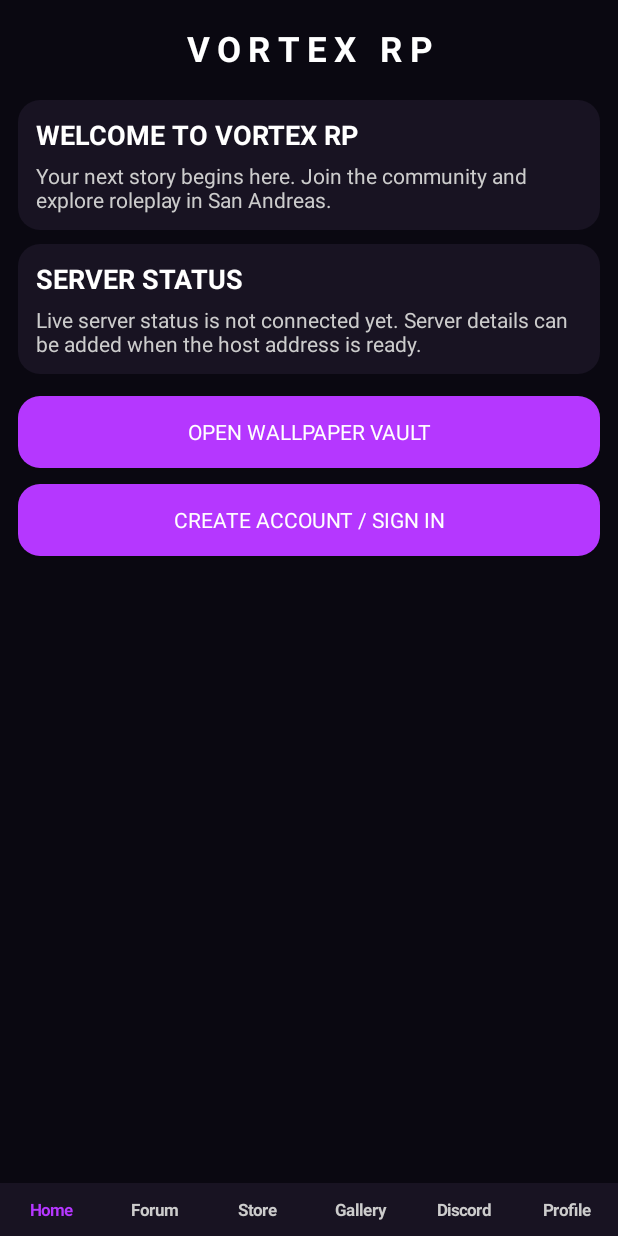
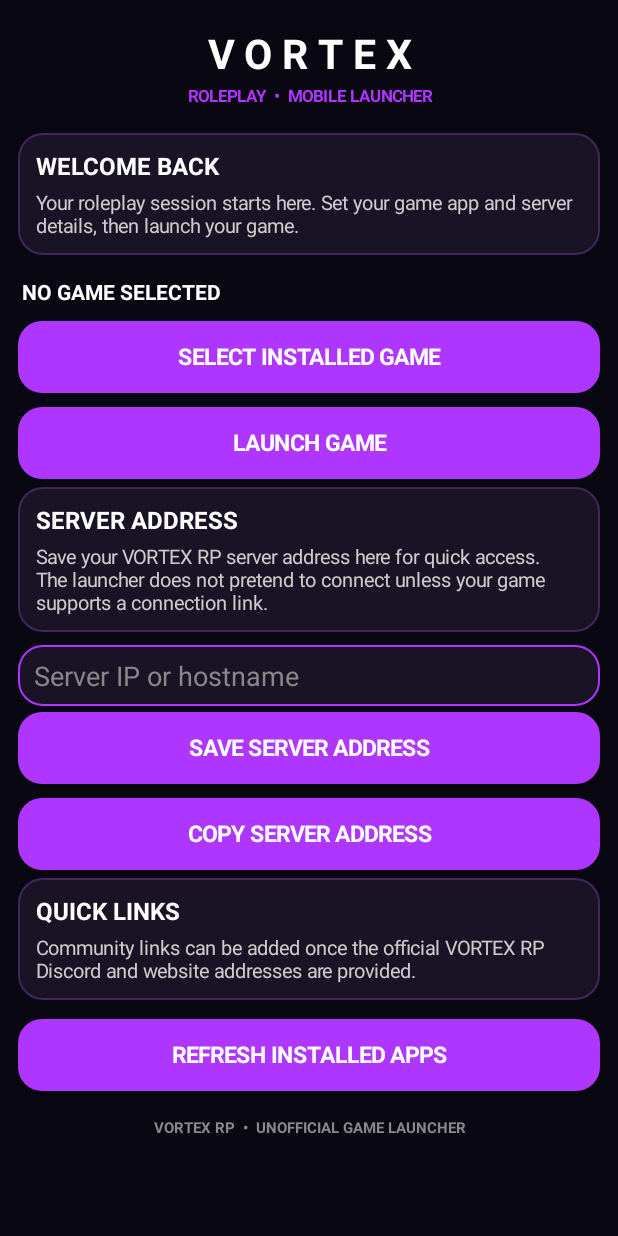
Before and after one commit to shaandri2-rgb/Vortex-RP-mobile-app, an Android app: the screen it shows after launch (MainActivity), on a phone screen of 412 x 824 dp. Run offline under Robolectric (Android 15) with nearby library versions, the phone set to English and light mode, and no system bars.

Commit message:
Replace demo with VORTEX RP game launcher

```diff
--- a/app/src/main/java/com/vortexrp/mobile/MainActivity.java
+++ b/app/src/main/java/com/vortexrp/mobile/MainActivity.java
@@ -2,219 +2,217 @@ package com.vortexrp.mobile;
 
 import android.app.Activity;
 import android.os.Bundle;
-import android.os.Build;
-import android.graphics.Bitmap;
-import android.graphics.BitmapFactory;
+import android.content.Intent;
+import android.content.SharedPreferences;
+import android.content.pm.ResolveInfo;
 import android.graphics.Color;
 import android.graphics.Typeface;
 import android.graphics.drawable.GradientDrawable;
-import android.content.ContentValues;
-import android.provider.MediaStore;
 import android.view.Gravity;
 import android.widget.*;
-import java.io.InputStream;
-import java.io.OutputStream;
+import java.util.ArrayList;
+import java.util.Collections;
+import java.util.Comparator;
+import java.util.List;
 
 public class MainActivity extends Activity {
-    private LinearLayout root, content, nav;
-    private final int bg = Color.rgb(10, 8, 17);
-    private final int panel = Color.rgb(24, 19, 34);
-    private final int purple = Color.rgb(181, 55, 255);
-    private int wallpaperIndex = 1;
-    private static final int WALLPAPER_COUNT = 11;
-    private ImageView wallpaperPreview;
-    private TextView wallpaperCounter;
+    private final int bg = Color.rgb(9, 7, 17);
+    private final int panel = Color.rgb(25, 19, 37);
+    private final int purple = Color.rgb(174, 54, 255);
+    private final int red = Color.rgb(255, 48, 89);
+    private LinearLayout content;
+    private EditText serverInput;
+    private TextView selectedGame;
+    private String selectedPackage;
+    private SharedPreferences prefs;
 
     @Override public void onCreate(Bundle state) {
         super.onCreate(state);
+        prefs = getSharedPreferences("vortex_launcher", MODE_PRIVATE);
+        selectedPackage = prefs.getString("game_package", "");
         getWindow().setStatusBarColor(bg);
         getWindow().setNavigationBarColor(bg);
-        root = new LinearLayout(this);
+
+        LinearLayout root = new LinearLayout(this);
         root.setOrientation(LinearLayout.VERTICAL);
         root.setBackgroundColor(bg);
         setContentView(root);
 
-        TextView brand = new TextView(this);
-        brand.setText("V O R T E X   R P");
-        brand.setTextColor(Color.WHITE);
-        brand.setTextSize(23);
-        brand.setTypeface(Typeface.DEFAULT, Typeface.BOLD);
-        brand.setGravity(Gravity.CENTER);
-        brand.setPadding(12, 25, 12, 18);
-        root.addView(brand);
+        TextView header = text("V O R T E X", 27, Color.WHITE, true);
+        header.setGravity(Gravity.CENTER);
+        header.setPadding(12, 26, 12, 4);
+        root.addView(header);
+        TextView sub = text("ROLEPLAY  •  MOBILE LAUNCHER", 11, purple, true);
+        sub.setGravity(Gravity.CENTER);
+        sub.setPadding(0, 0, 0, 18);
+        root.addView(sub);
 
         ScrollView scroll = new ScrollView(this);
         content = new LinearLayout(this);
         content.setOrientation(LinearLayout.VERTICAL);
-        content.setPadding(18, 10, 18, 20);
+        content.setPadding(18, 8, 18, 26);
         scroll.addView(content);
         root.addView(scroll, new LinearLayout.LayoutParams(-1, 0, 1));
-
-        nav = new LinearLayout(this);
-        nav.setBackgroundColor(panel);
-        nav.setGravity(Gravity.CENTER);
-        root.addView(nav);
-        show("Home");
+        showHome();
     }
 
-    private TextView text(String value, int size, int color, boolean bold) {
+    private TextView text(String s, int size, int color, boolean bold) {
         TextView t = new TextView(this);
-        t.setText(value); t.setTextSize(size); t.setTextColor(color);
+        t.setText(s); t.setTextSize(size); t.setTextColor(color);
         if (bold) t.setTypeface(Typeface.DEFAULT, Typeface.BOLD);
         return t;
     }
 
-    private GradientDrawable shape(int color) {
+    private GradientDrawable shape(int color, int stroke) {
         GradientDrawable d = new GradientDrawable();
-        d.setColor(color); d.setCornerRadius(22); return d;
+        d.setColor(color); d.setCornerRadius(24);
+        if (stroke != 0) d.setStroke(2, stroke);
+        return d;
     }
 
     private void card(String title, String body) {
         LinearLayout box = new LinearLayout(this);
         box.setOrientation(LinearLayout.VERTICAL);
         box.setPadding(18, 16, 18, 16);
-        box.setBackground(shape(panel));
-        TextView h = text(title, 18, Color.WHITE, true);
-        TextView b = text(body, 14, Color.LTGRAY, false);
-        b.setPadding(0, 8, 0, 0);
+        box.setBackground(shape(panel, Color.rgb(67, 39, 91)));
+        TextView h = text(title, 16, Color.WHITE, true);
+        TextView b = text(body, 13, Color.LTGRAY, false);
+        b.setPadding(0, 7, 0, 0);
         box.addView(h); box.addView(b);
         LinearLayout.LayoutParams p = new LinearLayout.LayoutParams(-1, -2);
-        p.setMargins(0, 0, 0, 14);
+        p.setMargins(0, 0, 0, 13);
         content.addView(box, p);
     }
 
-    private Button makeButton(String label, Runnable action) {
+    private Button button(String label, Runnable action) {
         Button b = new Button(this);
         b.setText(label); b.setTextColor(Color.WHITE);
-        b.setBackground(shape(purple));
+        b.setAllCaps(false);
+        b.setTextSize(15);
+        b.setTypeface(Typeface.DEFAULT, Typeface.BOLD);
+        b.setBackground(shape(purple, 0));
         b.setOnClickListener(v -> action.run());
+        LinearLayout.LayoutParams p = new LinearLayout.LayoutParams(-1, -2);
+        p.setMargins(0, 6, 0, 8);
+        content.addView(b, p);
         return b;
     }
 
-    private void button(String label, Runnable action) {
-        Button b = makeButton(label, action);
-        LinearLayout.LayoutParams p = new LinearLayout.LayoutParams(-1, -2);
-        p.setMargins(0, 8, 0, 8);
-        content.addView(b, p);
+    private void showHome() {
+        content.removeAllViews();
+        card("WELCOME BACK", "Your roleplay session starts here. Set your game app and server details, then launch your game.");
+        selectedGame = text("", 14, Color.WHITE, true);
+        selectedGame.setPadding(4, 9, 4, 9);
+        content.addView(selectedGame);
+        refreshSelectedGame();
+        button("SELECT INSTALLED GAME", this::chooseGame);
+        button("LAUNCH GAME", this::launchGame);
+
+        card("SERVER ADDRESS", "Save your VORTEX RP server address here for quick access. The launcher does not pretend to connect unless your game supports a connection link.");
+        serverInput = new EditText(this);
+        serverInput.setSingleLine(true);
+        serverInput.setTextColor(Color.WHITE);
+        serverInput.setHintTextColor(Color.GRAY);
+        serverInput.setHint("Server IP or hostname");
+        serverInput.setText(prefs.getString("server_address", ""));
+        serverInput.setPadding(16, 12, 16, 12);
+        serverInput.setBackground(shape(panel, purple));
+        content.addView(serverInput, new LinearLayout.LayoutParams(-1, -2));
+        button("SAVE SERVER ADDRESS", () -> {
+            String address = serverInput.getText().toString().trim();
+            prefs.edit().putString("server_address", address).apply();
+            Toast.makeText(this, address.isEmpty() ? "Server address cleared" : "Server address saved", Toast.LENGTH_SHORT).show();
+        });
+        button("COPY SERVER ADDRESS", () -> {
+            String address = serverInput.getText().toString().trim();
+            if (address.isEmpty()) {
+                Toast.makeText(this, "Enter a server address first.", Toast.LENGTH_SHORT).show();
+                return;
+            }
+            android.content.ClipboardManager clipboard = (android.content.ClipboardManager)getSystemService(CLIPBOARD_SERVICE);
+            clipboard.setPrimaryClip(android.content.ClipData.newPlainText("VORTEX RP server", address));
+            Toast.makeText(this, "Server address copied.", Toast.LENGTH_SHORT).show();
+        });
+        card("QUICK LINKS", "Community links can be added once the official VORTEX RP Discord and website addresses are provided.");
+        button("REFRESH INSTALLED APPS", this::chooseGame);
+        TextView footer = text("VORTEX RP  •  UNOFFICIAL GAME LAUNCHER", 10, Color.GRAY, true);
+        footer.setGravity(Gravity.CENTER);
+        footer.setPadding(0, 18, 0, 6);
+        content.addView(footer);
     }
 
-    private void show(String page) {
-        content.removeAllViews(); nav.removeAllViews();
-        if (page.equals("Home")) {
-            card("WELCOME TO VORTEX RP", "Your next story begins here. Join the community and explore roleplay in San Andreas.");
-            card("SERVER STATUS", "Live server status is not connected yet. Server details can be added when the host address is ready.");
-            button("OPEN WALLPAPER VAULT", () -> show("Gallery"));
-            button("CREATE ACCOUNT / SIGN IN", () -> show("Profile"));
-        } else if (page.equals("Forum")) {
-            card("COMMUNITY FORUM", "Forum posts need a secure online backend before members can publish and sync discussions.");
-        } else if (page.equals("Store")) {
-            card("VORTEX STORE", "VIP packages and in-game products will appear after secure store and payment integration.");
-            card("PAYMENTS DISABLED", "This build does not collect payment details or process purchases.");
-        } else if (page.equals("Gallery")) {
-            showGallery();
-        } else if (page.equals("Discord")) {
-            card("JOIN DISCORD", "The official invite link has not been configured in this build yet.");
+    private void refreshSelectedGame() {
+        if (selectedGame == null) return;
+        if (selectedPackage == null || selectedPackage.isEmpty()) {
+            selectedGame.setText("NO GAME SELECTED");
+            return;
+        }
+        Intent launch = getPackageManager().getLaunchIntentForPackage(selectedPackage);
+        if (launch == null) {
+            selectedGame.setText("SELECTED GAME IS NOT INSTALLED");
+            selectedPackage = "";
+            prefs.edit().remove("game_package").apply();
         } else {
-            card("PLAYER PROFILE", "Account creation and sign-in require a secure backend. No passwords are stored in this app.");
-            button("SIGN IN", () -> Toast.makeText(this, "Account service is not connected yet.", Toast.LENGTH_SHORT).show());
-            button("REGISTER", () -> Toast.makeText(this, "Account service is not connected yet.", Toast.LENGTH_SHORT).show());
-        }
-
-        String[] pages = {"Home", "Forum", "Store", "Gallery", "Discord", "Profile"};
-        for (String item : pages) {
-            TextView t = text(item, 11, item.equals(page) ? purple : Color.LTGRAY, true);
-            t.setGravity(Gravity.CENTER);
-            t.setPadding(3, 15, 3, 15);
-            t.setOnClickListener(v -> show(item));
-            nav.addView(t, new LinearLayout.LayoutParams(0, -2, 1));
+            CharSequence label = getPackageManager().getApplicationLabel(
+                getPackageManager().getApplicationInfo(selectedPackage, 0));
+            selectedGame.setText("SELECTED GAME  •  " + label);
         }
     }
 
-    private void showGallery() {
-        card("VORTEX WALLPAPER VAULT", "11 high-resolution wallpapers are included offline. Browse them and save your favourites to your phone.");
-        wallpaperPreview = new ImageView(this);
-        wallpaperPreview.setScaleType(ImageView.ScaleType.CENTER_CROP);
-        wallpaperPreview.setBackground(shape(panel));
-        int previewHeight = (int)(getResources().getDisplayMetrics().heightPixels * 0.43f);
-        LinearLayout.LayoutParams imageParams = new LinearLayout.LayoutParams(-1, previewHeight);
-        imageParams.setMargins(0, 0, 0, 10);
-        content.addView(wallpaperPreview, imageParams);
-
-        wallpaperCounter = text("", 14, Color.LTGRAY, true);
-        wallpaperCounter.setGravity(Gravity.CENTER);
-        content.addView(wallpaperCounter);
-
-        LinearLayout controls = new LinearLayout(this);
-        controls.setOrientation(LinearLayout.HORIZONTAL);
-        Button previous = makeButton("PREVIOUS", () -> changeWallpaper(-1));
-        Button next = makeButton("NEXT", () -> changeWallpaper(1));
-        LinearLayout.LayoutParams half = new LinearLayout.LayoutParams(0, -2, 1);
-        half.setMargins(3, 5, 3, 5);
-        controls.addView(previous, half);
-        controls.addView(next, half);
-        content.addView(controls);
-        button("SAVE WALLPAPER TO PHONE", this::saveWallpaper);
-        displayWallpaper();
+    private void chooseGame() {
+        Intent query = new Intent(Intent.ACTION_MAIN);
+        query.addCategory(Intent.CATEGORY_LAUNCHER);
+        List<ResolveInfo> apps = getPackageManager().queryIntentActivities(query, 0);
+        Collections.sort(apps, new Comparator<ResolveInfo>() {
+            @Override public int compare(ResolveInfo a, ResolveInfo b) {
+                return String.valueOf(a.loadLabel(getPackageManager())).compareToIgnoreCase(
+                    String.valueOf(b.loadLabel(getPackageManager())));
+            }
+        });
+        List<ResolveInfo> filtered = new ArrayList<>();
+        for (ResolveInfo info : apps) {
+            String pkg = info.activityInfo.packageName;
+            if (!pkg.equals(getPackageName())) filtered.add(info);
+        }
+        if (filtered.isEmpty()) {
+            Toast.makeText(this, "No launchable apps found.", Toast.LENGTH_SHORT).show();
+            return;
+        }
+        String[] labels = new String[filtered.size()];
+        for (int i = 0; i < filtered.size(); i++) {
+            ResolveInfo info = filtered.get(i);
+            labels[i] = info.loadLabel(getPackageManager()) + "  (" + info.activityInfo.packageName + ")";
+        }
+        new AlertDialog.Builder(this)
+            .setTitle("Choose your GTA / SA-MP game")
+            .setItems(labels, (dialog, which) -> {
+                selectedPackage = filtered.get(which).activityInfo.packageName;
+                prefs.edit().putString("game_package", selectedPackage).apply();
+                refreshSelectedGame();
+                Toast.makeText(this, "Game selected.", Toast.LENGTH_SHORT).show();
+            })
+            .setNegativeButton("Cancel", null)
+            .show();
     }
 
-    private void changeWallpaper(int direction) {
-        wallpaperIndex = ((wallpaperIndex - 1 + direction + WALLPAPER_COUNT) % WALLPAPER_COUNT) + 1;
-        displayWallpaper();
-    }
-
-    private String wallpaperPath() {
-        return String.format(java.util.Locale.US, "wallpapers/vortex_%02d.jpg", wallpaperIndex);
-    }
-
-    private void displayWallpaper() {
-        try (InputStream in = getAssets().open(wallpaperPath())) {
-            BitmapFactory.Options bounds = new BitmapFactory.Options();
-            bounds.inJustDecodeBounds = true;
-            BitmapFactory.decodeStream(in, null, bounds);
-            int targetW = Math.min(1500, getResources().getDisplayMetrics().widthPixels);
-            int targetH = 2100;
-            int sample = 1;
-            while (bounds.outWidth / (sample * 2) >= targetW &&
-                   bounds.outHeight / (sample * 2) >= targetH) sample *= 2;
-            BitmapFactory.Options options = new BitmapFactory.Options();
-            options.inSampleSize = sample;
-            options.inPreferredConfig = Bitmap.Config.RGB_565;
-            try (InputStream image = getAssets().open(wallpaperPath())) {
-                Bitmap bitmap = BitmapFactory.decodeStream(image, null, options);
-                wallpaperPreview.setImageBitmap(bitmap);
-            }
-            wallpaperCounter.setText("WALLPAPER " + wallpaperIndex + " / " + WALLPAPER_COUNT);
-        } catch (Exception e) {
-            Toast.makeText(this, "Could not load wallpaper.", Toast.LENGTH_SHORT).show();
-        }
-    }
-
-    private void saveWallpaper() {
-        if (Build.VERSION.SDK_INT < Build.VERSION_CODES.Q) {
-            Toast.makeText(this, "Wallpaper saving requires Android 10 or newer.", Toast.LENGTH_LONG).show();
+    private void launchGame() {
+        if (selectedPackage == null || selectedPackage.isEmpty()) {
+            Toast.makeText(this, "Select your installed game first.", Toast.LENGTH_LONG).show();
+            chooseGame();
             return;
         }
-        ContentValues values = new ContentValues();
-        values.put(MediaStore.Images.Media.DISPLAY_NAME, "VORTEX_RP_Wallpaper_" + wallpaperIndex + ".jpg");
-        values.put(MediaStore.Images.Media.MIME_TYPE, "image/jpeg");
-        values.put(MediaStore.Images.Media.RELATIVE_PATH, "Pictures/VORTEX RP");
-        values.put(MediaStore.Images.Media.IS_PENDING, 1);
+        Intent launch = getPackageManager().getLaunchIntentForPackage(selectedPackage);
+        if (launch == null) {
+            Toast.makeText(this, "That game is not installed. Select another app.", Toast.LENGTH_LONG).show();
+            selectedPackage = "";
+            prefs.edit().remove("game_package").apply();
+            refreshSelectedGame();
+            return;
+        }
         try {
-            android.net.Uri uri = getContentResolver().insert(MediaStore.Images.Media.EXTERNAL_CONTENT_URI, values);
-            if (uri == null) throw new Exception("Could not create image entry");
-            try (InputStream in = getAssets().open(wallpaperPath());
-                 OutputStream out = getContentResolver().openOutputStream(uri)) {
-                if (out == null) throw new Exception("Could not open image output");
-                byte[] buffer = new byte[8192];
-                int read;
-                while ((read = in.read(buffer)) != -1) out.write(buffer, 0, read);
-            }
-            ContentValues complete = new ContentValues();
-            complete.put(MediaStore.Images.Media.IS_PENDING, 0);
-            getContentResolver().update(uri, complete, null, null);
-            Toast.makeText(this, "Saved to Pictures / VORTEX RP", Toast.LENGTH_LONG).show();
+            startActivity(launch);
         } catch (Exception e) {
-            Toast.makeText(this, "Could not save wallpaper: " + e.getMessage(), Toast.LENGTH_LONG).show();
+            Toast.makeText(this, "Could not open the selected game.", Toast.LENGTH_LONG).show();
         }
     }
 }
```
